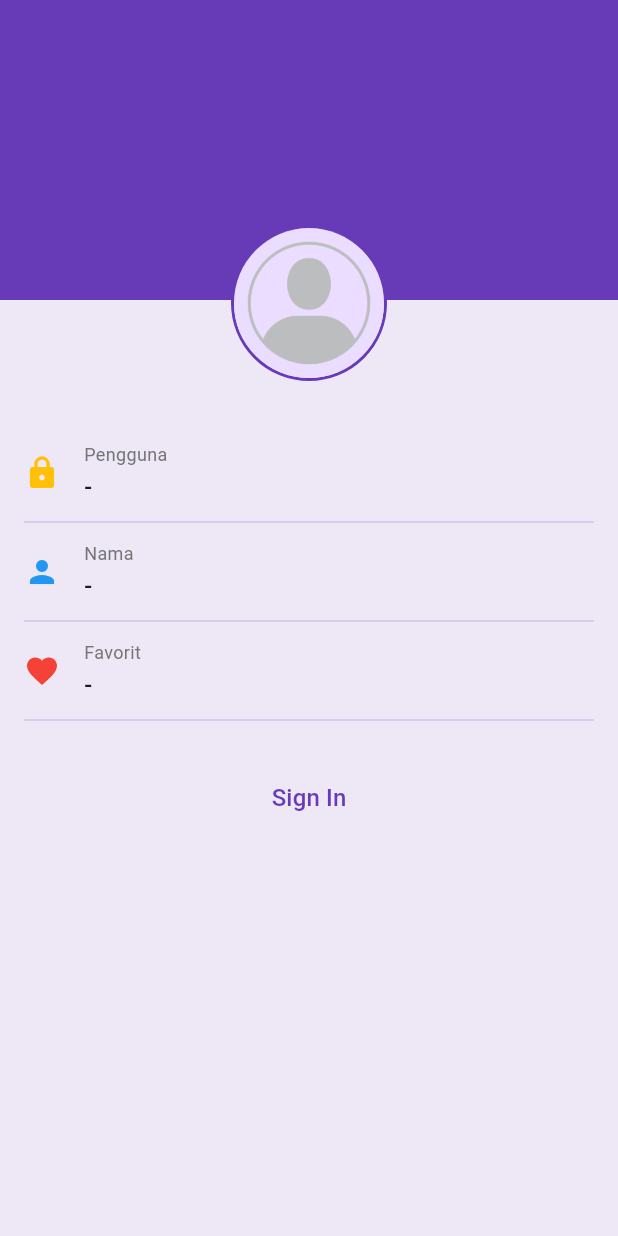
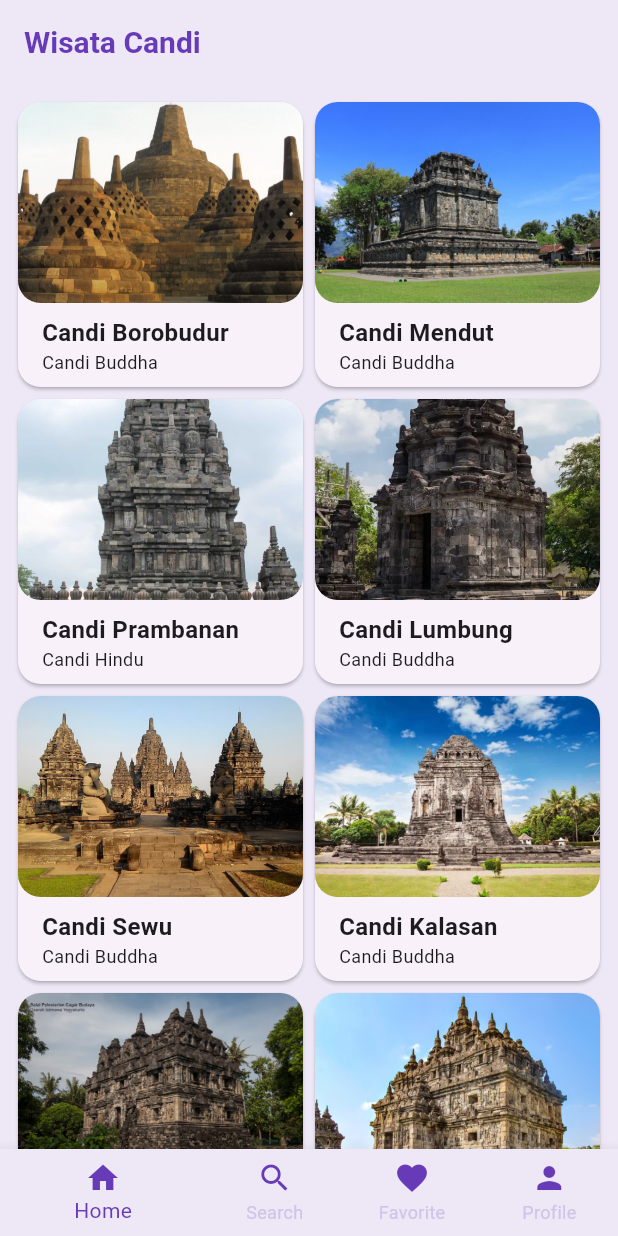
Before and after one commit to Virlianyy/wisata_candi_virlianyjessicaputri, a Flutter app: the screen it shows after launch, on a phone screen of 412 x 824 dp. Run offline on Flutter 3.47's test engine with Material 3 defaults, Android fonts, the phone set to English and light mode, and no system bars; our stand-ins replace cached_network_image.

Commit message:
Progress commit

```diff
--- a/lib/main.dart
+++ b/lib/main.dart
@@ -1,20 +1,22 @@
 import 'package:flutter/material.dart';
-import 'package:provider/provider.dart'; // Impor paket provider
-import 'package:wisata_candi_virlianyjessicaputri/providers/favorite_provider.dart'; // Impor FavoriteProvider
-import 'package:wisata_candi_virlianyjessicaputri/providers/auth_provider.dart'; // Impor AuthProvider
-import 'package:wisata_candi_virlianyjessicaputri/data/candi_data.dart';
-import 'package:wisata_candi_virlianyjessicaputri/screens/detail_screen.dart';
+import 'package:provider/provider.dart';
+import 'package:wisata_candi_virlianyjessicaputri/providers/favorite_provider.dart';
+import 'package:wisata_candi_virlianyjessicaputri/providers/auth_provider.dart';
+import 'package:wisata_candi_virlianyjessicaputri/screens/home_screen.dart';
+import 'package:wisata_candi_virlianyjessicaputri/screens/search_screen.dart';
+import 'package:wisata_candi_virlianyjessicaputri/screens/favorite_screen.dart';
 import 'package:wisata_candi_virlianyjessicaputri/screens/profile_screen.dart';
 import 'package:wisata_candi_virlianyjessicaputri/screens/sign_in_screen.dart';
+import 'package:wisata_candi_virlianyjessicaputri/screens/sign_up_screen.dart';
 
 void main() {
   runApp(
     MultiProvider(
       providers: [
-        ChangeNotifierProvider(create: (_) => FavoriteProvider()), //
-        ChangeNotifierProvider(create: (_) => AuthProvider()), //[cite: 1]
+        ChangeNotifierProvider(create: (_) => FavoriteProvider()),
+        ChangeNotifierProvider(create: (_) => AuthProvider()),
       ],
-      child: const MyApp(), //[cite: 1]
+      child: const MyApp(),
     ),
   );
 }
@@ -27,7 +29,6 @@ class MyApp extends StatelessWidget {
     return MaterialApp(
       title: 'Wisata Candi',
       debugShowCheckedModeBanner: false,
-      // Setting tema sesuai PPT Pertemuan 13 Slide 17[cite: 3]
       theme: ThemeData(
         appBarTheme: const AppBarTheme(
           iconTheme: IconThemeData(color: Colors.deepPurple),
@@ -43,8 +44,78 @@ class MyApp extends StatelessWidget {
         ),
         useMaterial3: true,
       ),
-      // Set tampilan utama layar awal (bisa DetailScreen atau ProfileScreen sesuai kebutuhan pengujian)[cite: 1]
-      home: ProfileScreen(),
+      // Mengubah tampilan awal menjadi MainScreen sesuai Slide 16
+      home: const MainScreen(),
+      // Konfigurasi Routing untuk Implementasi Lanjutan (Slide 7 & Slide 30)
+      routes: {
+        '/homescreen': (context) => const HomeScreen(),
+        '/signin': (context) => const SignInScreen(),
+        '/signup': (context) => const SignUpScreen(),
+      },
     );
   }
 }
+
+class MainScreen extends StatefulWidget {
+  const MainScreen({super.key});
+
+  @override
+  State<MainScreen> createState() => _MainScreenState();
+}
+
+class _MainScreenState extends State<MainScreen> {
+  // TODO: 1. Deklarasikan variabel (Slide 18)
+  int _currentIndex = 0;
+
+  final List<Widget> _children = [
+    const HomeScreen(),
+    const SearchScreen(),
+    const FavoriteScreen(),
+    const ProfileScreen(),
+  ];
+
+  @override
+  Widget build(BuildContext context) {
+    return Scaffold(
+      // TODO: 2. Buat properti body berupa widget yang ditampilkan (Slide 21)
+      body: _children[_currentIndex],
+
+      // TODO: 3. Buat properti bottomNavigationBar dengan nilai Theme (Slide 21)
+      bottomNavigationBar: Theme(
+        // TODO: 4. Buat data dan child dari Theme (Slide 22 - 28)
+        data: Theme.of(context).copyWith(
+          canvasColor: Colors.deepPurple[50],
+        ),
+        child: BottomNavigationBar(
+          currentIndex: _currentIndex,
+          onTap: (index) {
+            setState(() {
+              _currentIndex = index;
+            });
+          },
+          items: const [
+            BottomNavigationBarItem(
+              icon: Icon(Icons.home, color: Colors.deepPurple),
+              label: 'Home',
+            ),
+            BottomNavigationBarItem(
+              icon: Icon(Icons.search, color: Colors.deepPurple),
+              label: 'Search',
+            ),
+            BottomNavigationBarItem(
+              icon: Icon(Icons.favorite, color: Colors.deepPurple),
+              label: 'Favorite',
+            ),
+            BottomNavigationBarItem(
+              icon: Icon(Icons.person, color: Colors.deepPurple),
+              label: 'Profile',
+            ),
+          ],
+          selectedItemColor: Colors.deepPurple,
+          unselectedItemColor: Colors.deepPurple[100],
+          showUnselectedLabels: true,
+        ),
+      ),
+    );
+  }
+}
--- /dev/null
+++ b/lib/screens/home_screen.dart
@@ -0,0 +1,45 @@
+import 'package:flutter/material.dart';
+import '../data/candi_data.dart';
+import '../models/candi.dart';
+import '../widgets/item_card.dart';
+import 'detail_screen.dart'; // Tambahkan import DetailScreen
+
+class HomeScreen extends StatefulWidget {
+  const HomeScreen({super.key});
+
+  @override
+  State<HomeScreen> createState() => _HomeScreenState();
+}
+
+class _HomeScreenState extends State<HomeScreen> {
+  @override
+  Widget build(BuildContext context) {
+    return Scaffold(
+      appBar: AppBar(
+        title: const Text('Wisata Candi'),
+      ),
+      body: GridView.builder(
+        gridDelegate: const SliverGridDelegateWithFixedCrossAxisCount(
+          crossAxisCount: 2,
+        ),
+        padding: const EdgeInsets.all(8),
+        itemCount: candiList.length,
+        itemBuilder: (context, index) {
+          Candi candi = candiList[index];
+          // Bungkus ItemCard dengan GestureDetector agar bisa diklik
+          return GestureDetector(
+            onTap: () {
+              Navigator.push(
+                context,
+                MaterialPageRoute(
+                  builder: (context) => DetailScreen(candi: candi),
+                ),
+              );
+            },
+            child: ItemCard(candi: candi),
+          );
+        },
+      ),
+    );
+  }
+}
--- a/lib/widgets/detail_header.dart
+++ b/lib/widgets/detail_header.dart
@@ -40,7 +40,10 @@ class DetailHeader extends StatelessWidget {
               shape: BoxShape.circle,
             ),
             child: IconButton(
-              onPressed: () {},
+              onPressed: () {
+                // Kembali ke halaman sebelumnya (HomeScreen)
+                Navigator.pop(context);
+              },
               icon: const Icon(Icons.arrow_back),
             ),
           ),
--- /dev/null
+++ b/lib/widgets/item_card.dart
@@ -0,0 +1,71 @@
+import 'package:flutter/material.dart';
+import '../models/candi.dart';
+import '../screens/detail_screen.dart';
+
+class ItemCard extends StatelessWidget {
+  //to-do1: deklarasikan variabel yg dibutuhkan dan pasang pada konstruktor
+  final Candi candi;
+
+  const ItemCard({super.key, required this.candi});
+
+  @override
+  Widget build(BuildContext context) {
+    //to-do6: implementasi routing ke DetailScreen
+    return InkWell(
+      onTap: () {
+
+      },
+      child: Card(
+        //to-do2: tetapkan parameter shape, margin dan elevation dari Card
+        shape: RoundedRectangleBorder(
+          borderRadius: BorderRadius.circular(15),
+        ),
+        margin: const EdgeInsets.all(4),
+        elevation: 1,
+        child: Column(
+          crossAxisAlignment: CrossAxisAlignment.start,
+          children: [
+            //to-do3: buat Image sbg anak dari Column
+            Expanded(
+              //to-do7: implementasi Hero animation
+              child: Hero(
+                tag: candi.imageAsset,
+                child: ClipRRect(
+                  borderRadius: BorderRadius.circular(15),
+                  child: Image.asset(
+                    candi.imageAsset,
+                    width: double.infinity,
+                    fit: BoxFit.cover,
+                  ),
+                ),
+              ),
+            ),
+
+            //to-do4: buat Text nama candi sbg anak dari Column
+            Padding(
+              padding: const EdgeInsets.only(left: 16, top: 8),
+              child: Text(
+                candi.name,
+                style: const TextStyle(
+                  fontSize: 16,
+                  fontWeight: FontWeight.bold,
+                ),
+              ),
+            ),
+
+            //to-do5: buat Text tipe candi sbg anak dari Column
+            Padding(
+              padding: const EdgeInsets.only(left: 16, bottom: 8),
+              child: Text(
+                candi.type,
+                style: const TextStyle(
+                  fontSize: 12,
+                ),
+              ),
+            ),
+          ],
+        ),
+      ),
+    );
+  }
+}
```
Also changed, not shown: lib/screens/favorite_screen.dart (added, +19 -0 lines), lib/screens/search_screen.dart (added, +20 -0 lines), lib/screens/sign_in_screen.dart (+29 -15 lines), lib/screens/sign_up_screen.dart (added, +25 -0 lines).
